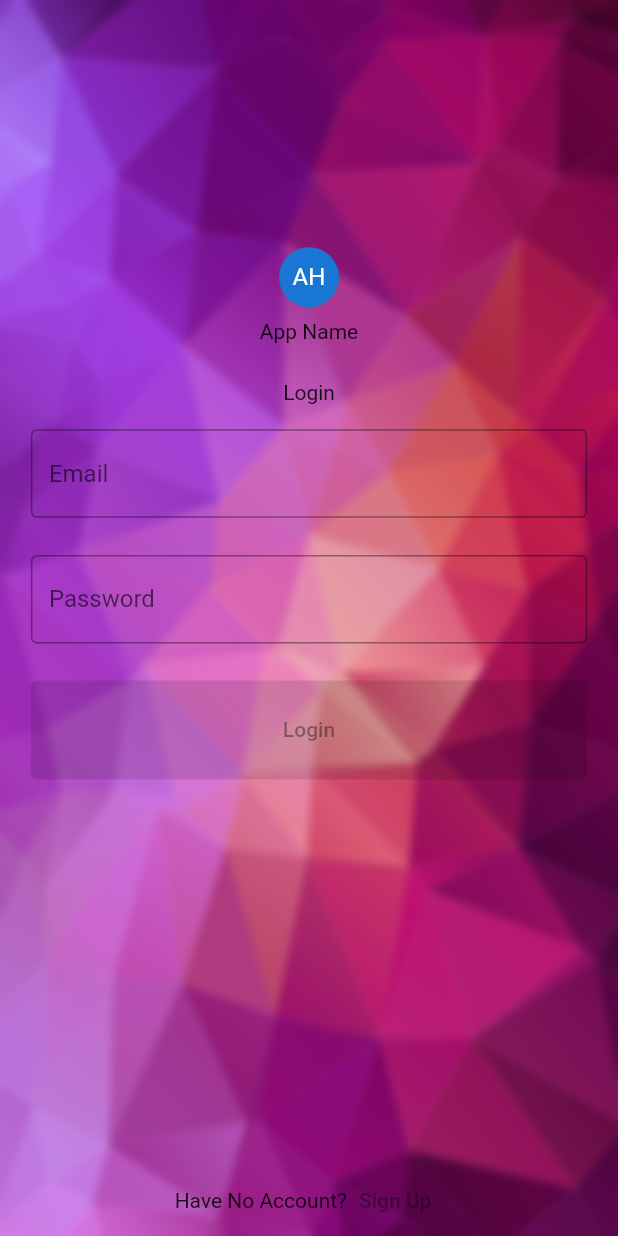
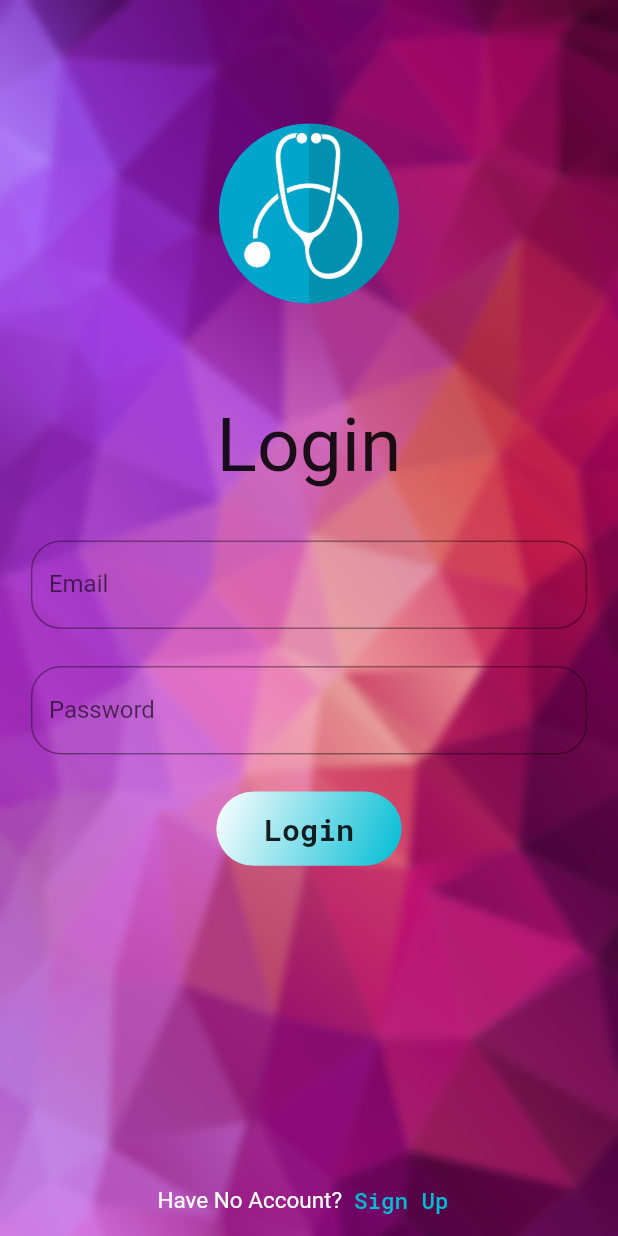
Before and after one commit to kevinjacb/DocAPP, a Flutter app: the screen it shows after launch, on a phone screen of 412 x 824 dp. Run offline on Flutter 3.47's test engine with Material 2 defaults, Android fonts, the phone set to English and light mode, and no system bars; drawn by our look-alikes of animated_text_kit; our stand-ins replace google_fonts; Roboto replaces fonts that are missing (Andada).

Commit message:
Improved UI

```diff
--- a/lib/widgets/loginbutton.dart
+++ b/lib/widgets/loginbutton.dart
@@ -1,4 +1,5 @@
 import 'package:flutter/material.dart';
+import 'package:google_fonts/google_fonts.dart';
 
 class LoginButton extends StatefulWidget {
   double width, height;
@@ -13,12 +14,17 @@ class _LoginButtonState extends State<LoginButton> {
   @override
   Widget build(BuildContext context) {
     return Container(
-      width: width,
-      height: height,
-      child: const ElevatedButton(
-        onPressed: null,
-        child: Text("Login"),
-      ),
-    );
+        height: widget.height,
+        width: widget.width,
+        decoration: BoxDecoration(
+            borderRadius: BorderRadius.circular(30),
+            gradient: LinearGradient(
+                begin: Alignment.topLeft,
+                end: Alignment.bottomRight,
+                colors: <Color>[Colors.white, Colors.cyan])),
+        child: Center(
+            child: Text("Login",
+                style: GoogleFonts.robotoMono(
+                    fontSize: 20, fontWeight: FontWeight.bold))));
   }
 }
--- a/pubspec.yaml
+++ b/pubspec.yaml
@@ -34,6 +34,8 @@ dependencies:
   # The following adds the Cupertino Icons font to your application.
   # Use with the CupertinoIcons class for iOS style icons.
   cupertino_icons: ^1.0.2
+  google_fonts: ^2.1.0
+  animated_text_kit: ^4.2.1
 
 dev_dependencies:
   flutter_test:
```
Also changed, not shown: lib/screens/login.dart (+34 -13 lines), images/icon.png (added), pubspec.lock.
